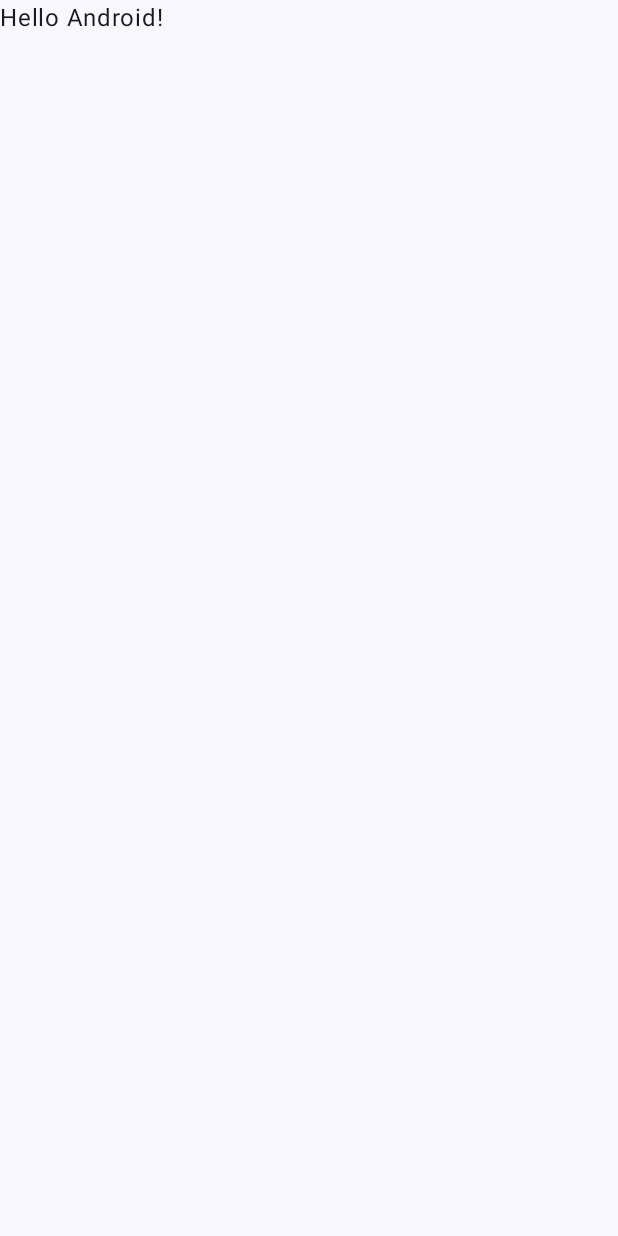
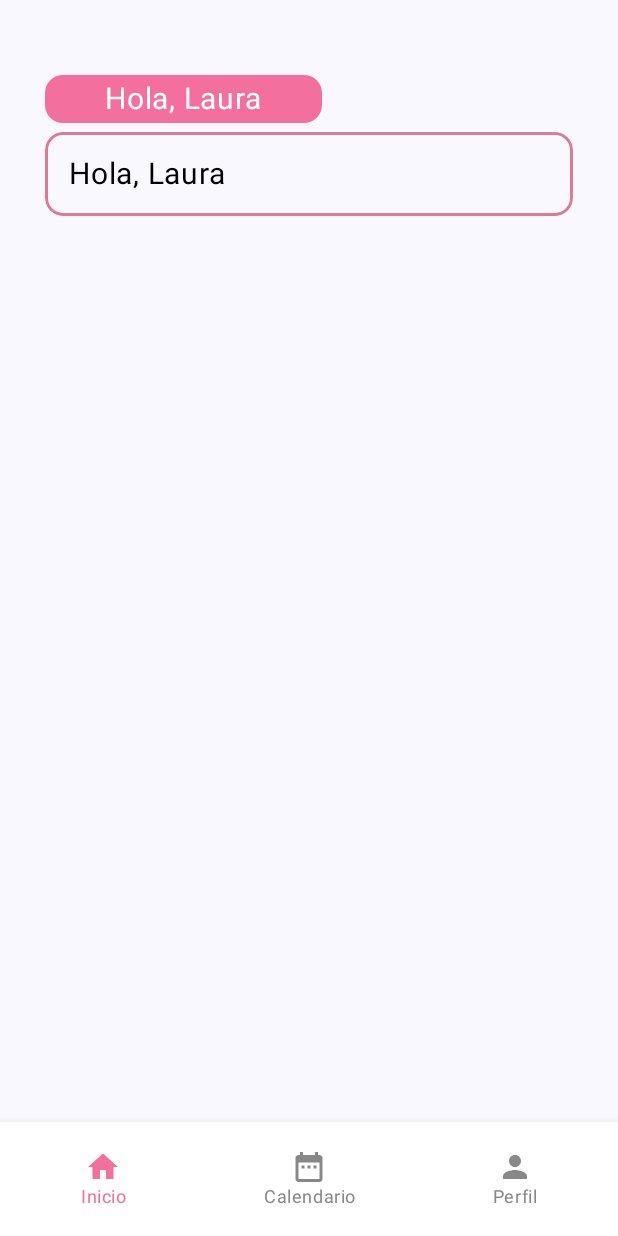
Before and after one commit to DEADM0US3/PillControlApp, an Android app built with Jetpack Compose: the screen it shows after launch (MainActivity), on a phone screen of 412 x 824 dp. Before the commit the screen is almost empty. Run offline under Robolectric (Android 15) with nearby library versions, the phone set to English and light mode, and no system bars.

Commit message:
feat(pages): adding the initial pages

```diff
--- a/app/build.gradle.kts
+++ b/app/build.gradle.kts
@@ -40,7 +40,9 @@ android {
 }
 
 dependencies {
-
+    implementation("androidx.navigation:navigation-compose:2.7.7")
+    implementation("androidx.compose.material:material:1.6.0")
+    implementation("androidx.navigation:navigation-compose:2.7.7")
     implementation(libs.androidx.core.ktx)
     implementation(libs.androidx.lifecycle.runtime.ktx)
     implementation(libs.androidx.activity.compose)
--- a/app/src/main/java/com/example/pillcontrolapp/MainActivity.kt
+++ b/app/src/main/java/com/example/pillcontrolapp/MainActivity.kt
@@ -4,14 +4,25 @@ import android.os.Bundle
 import androidx.activity.ComponentActivity
 import androidx.activity.compose.setContent
 import androidx.activity.enableEdgeToEdge
+import androidx.compose.foundation.layout.Box
 import androidx.compose.foundation.layout.fillMaxSize
 import androidx.compose.foundation.layout.padding
+import androidx.compose.material3.Button
 import androidx.compose.material3.Scaffold
 import androidx.compose.material3.Text
 import androidx.compose.runtime.Composable
+import androidx.compose.ui.Alignment
 import androidx.compose.ui.Modifier
-import androidx.compose.ui.tooling.preview.Preview
+import androidx.navigation.NavController
 import com.example.pillcontrolapp.ui.theme.PillControlAppTheme
+import androidx.navigation.compose.NavHost
+import androidx.navigation.compose.composable
+import androidx.navigation.compose.rememberNavController
+import com.example.pillcontrolapp.components.BottomNavigationBar
+import com.example.pillcontrolapp.screens.HomeScreen
+import com.example.pillcontrolapp.screens.LoadingScreen
+import com.example.pillcontrolapp.screens.LoginScreen
+import com.example.pillcontrolapp.screens.RegisterScreen
 
 class MainActivity : ComponentActivity() {
     override fun onCreate(savedInstanceState: Bundle?) {
@@ -19,11 +30,24 @@ class MainActivity : ComponentActivity() {
         enableEdgeToEdge()
         setContent {
             PillControlAppTheme {
-                Scaffold(modifier = Modifier.fillMaxSize()) { innerPadding ->
-                    Greeting(
-                        name = "Android",
-                        modifier = Modifier.padding(innerPadding)
-                    )
+                val navController = rememberNavController()
+
+                NavHost(navController = navController, startDestination = "home") {
+                    composable("home") {
+                        MainScreen(navController)
+                    }
+                    composable("login") {
+                        LoginScreen(navController)
+                    }
+                    composable("register") {
+                        RegisterScreen(navController)
+                    }
+                    composable("details") {
+                        DetailsScreen(navController)
+                    }
+                    composable("loading") {
+                        LoadingScreen(navController)
+                    }
                 }
             }
         }
@@ -31,17 +55,52 @@ class MainActivity : ComponentActivity() {
 }
 
 @Composable
-fun Greeting(name: String, modifier: Modifier = Modifier) {
-    Text(
-        text = "Hello $name!",
-        modifier = modifier
-    )
+fun MainScreen(navController: NavController) {
+    val navController = rememberNavController()
+
+    Scaffold(
+        bottomBar = {
+            BottomNavigationBar(navController = navController)
+        }
+    ) { innerPadding ->
+        NavHost(
+            navController,
+            startDestination = "home",
+            Modifier.padding(innerPadding)
+        ) {
+            composable("home") { HomeScreen(navController) }
+            composable("search") { SearchScreen() }
+            composable("profile") { ProfileScreen() }
+        }
+    }
 }
 
-@Preview(showBackground = true)
+
 @Composable
-fun GreetingPreview() {
-    PillControlAppTheme {
-        Greeting("Android")
+fun SearchScreen() {
+    Box(modifier = Modifier.fillMaxSize(), contentAlignment = Alignment.Center) {
+        Text("Pantalla de Buscar")
     }
 }
+
+@Composable
+fun ProfileScreen() {
+    Box(modifier = Modifier.fillMaxSize(), contentAlignment = Alignment.Center) {
+        Text("Pantalla de Perfil")
+    }
+}
+
+@Composable
+fun DetailsScreen(navController: NavController) {
+    Scaffold {
+        Text(
+            text = "Details Screen",
+            modifier = Modifier
+                .padding(it)
+        )
+
+        Button(onClick = { navController.popBackStack() }) {
+            Text("Back to Home")
+        }
+    }
+}
--- /dev/null
+++ b/app/src/main/java/com/example/pillcontrolapp/components/BottomNavigationBar.kt
@@ -0,0 +1,56 @@
+package com.example.pillcontrolapp.components
+
+import androidx.compose.foundation.layout.offset
+import androidx.compose.foundation.layout.padding
+import androidx.compose.material.BottomNavigation
+import androidx.compose.material.BottomNavigationItem
+import androidx.compose.material.Icon
+import androidx.compose.material.Text
+import androidx.compose.material.icons.Icons
+import androidx.compose.material.icons.filled.DateRange
+import androidx.compose.material.icons.filled.Home
+import androidx.compose.material.icons.filled.Person
+import androidx.compose.material.icons.filled.Search
+import androidx.compose.runtime.Composable
+import androidx.compose.ui.Modifier
+import androidx.compose.ui.graphics.Color
+import androidx.compose.ui.graphics.vector.ImageVector
+import androidx.compose.ui.unit.dp
+import androidx.navigation.NavController
+import androidx.navigation.compose.currentBackStackEntryAsState
+
+@Composable
+fun BottomNavigationBar(navController: NavController) {
+    val items = listOf(
+        NavigationItem("home", Icons.Default.Home, "Inicio"),
+        NavigationItem("search", Icons.Default.DateRange, "Calendario"),
+        NavigationItem("profile", Icons.Default.Person, "Perfil")
+    )
+
+    BottomNavigation(
+        backgroundColor = Color.White // Color de fondo opcional
+    ) {
+        val currentDestination = navController.currentBackStackEntryAsState().value?.destination?.route
+        items.forEach { item ->
+            val isSelected = currentDestination == item.route
+
+            BottomNavigationItem(
+                icon = { Icon(item.icon, contentDescription = item.label, tint = if (item.route == "clock") Color.White else if (isSelected) Color(0xFFF36F9D) else Color.Gray) },
+                label = { Text(item.label, color = if (item.route == "clock") Color.White else if (isSelected) Color(0xFFF36F9D) else Color.Gray) },
+                selected = isSelected,
+                onClick = {
+                    navController.navigate(item.route) {
+                        popUpTo(navController.graph.startDestinationId) { saveState = true }
+                        launchSingleTop = true
+                        restoreState = true
+                    }
+                },
+                alwaysShowLabel = true,
+                modifier = Modifier
+                        .padding(10.dp)
+            )
+        }
+    }
+}
+
+data class NavigationItem(val route: String, val icon: ImageVector, val label: String)
--- /dev/null
+++ b/app/src/main/java/com/example/pillcontrolapp/screens/HomeScreen.kt
@@ -0,0 +1,66 @@
+package com.example.pillcontrolapp.screens
+
+import androidx.compose.foundation.background
+import androidx.compose.foundation.border
+import androidx.compose.foundation.layout.Box
+import androidx.compose.foundation.layout.Column
+import androidx.compose.foundation.layout.Row
+import androidx.compose.foundation.layout.Spacer
+import androidx.compose.foundation.layout.fillMaxWidth
+import androidx.compose.foundation.layout.height
+import androidx.compose.foundation.layout.padding
+import androidx.compose.foundation.shape.RoundedCornerShape
+import androidx.compose.material3.Button
+import androidx.compose.material3.Scaffold
+import androidx.compose.material3.Text
+import androidx.compose.runtime.Composable
+import androidx.compose.ui.Modifier
+import androidx.compose.ui.draw.clip
+import androidx.compose.ui.graphics.Color
+import androidx.compose.ui.unit.dp
+import androidx.compose.ui.unit.sp
+import androidx.navigation.NavController
+
+
+@Composable
+fun HomeScreen(navController: NavController) {
+    Column(
+        modifier = Modifier
+            .padding(30.dp, 50.dp)
+    ) {
+        Box(
+            modifier = Modifier
+                .background(Color(0xFFF36F9D), shape = RoundedCornerShape(12.dp))
+                .padding(40.dp, 4.dp)
+        ) {
+            Text(
+                "Hola, Laura",
+                fontSize = 20.sp,
+                color = Color.White
+            )
+        }
+
+        Spacer(modifier = Modifier.height(6.dp))
+
+        Box(
+            modifier = Modifier
+                .clip(RoundedCornerShape(12.dp))
+                .fillMaxWidth()
+                .border(2.dp, Color(0xFFDF7A92), shape = RoundedCornerShape(12.dp))
+                .padding(16.dp)
+
+        ) {
+
+            Row ()
+            {
+                Text(
+                    "Hola, Laura",
+                    fontSize = 20.sp,
+                    color = Color.Black
+                )
+            }
+
+        }
+
+    }
+}
```
Also changed, not shown: app/src/main/java/com/example/pillcontrolapp/screens/LoadingScreen.kt (added, +37 -0 lines), app/src/main/java/com/example/pillcontrolapp/screens/LoginScreen.kt (added, +149 -0 lines), app/src/main/java/com/example/pillcontrolapp/screens/RegisterScreen.kt (added, +180 -0 lines), app/src/main/res/drawable/password_logo.png (added), app/src/main/res/drawable/pillcontrollogo.png (added), app/src/main/res/drawable/user_logo.png (added), build.gradle.kts (line endings or trailing spaces).
